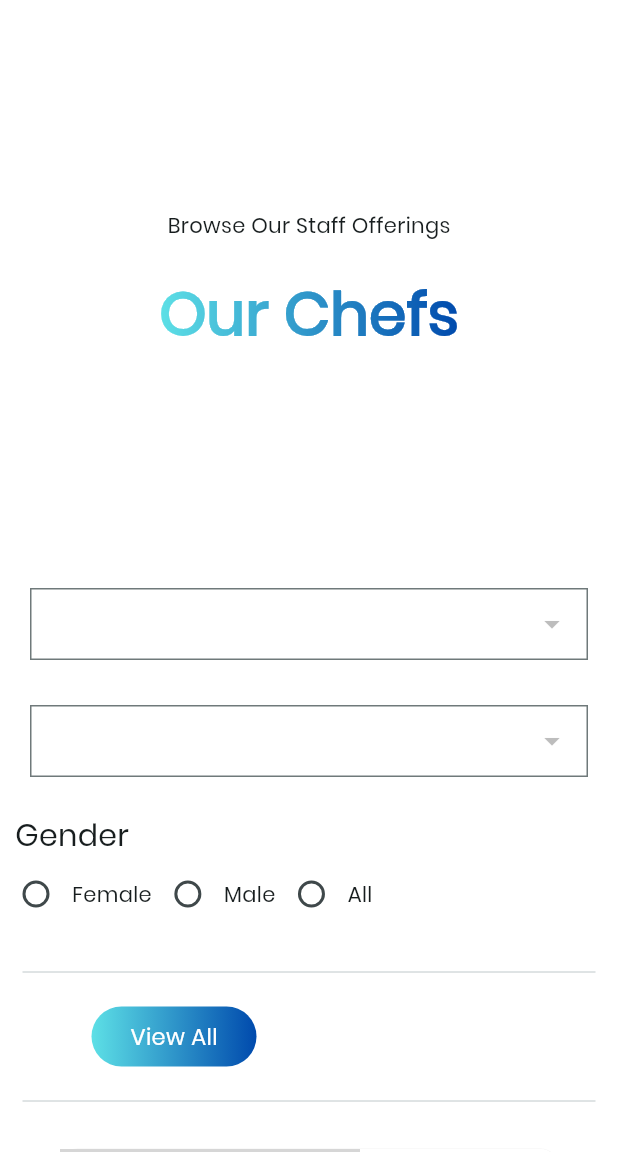
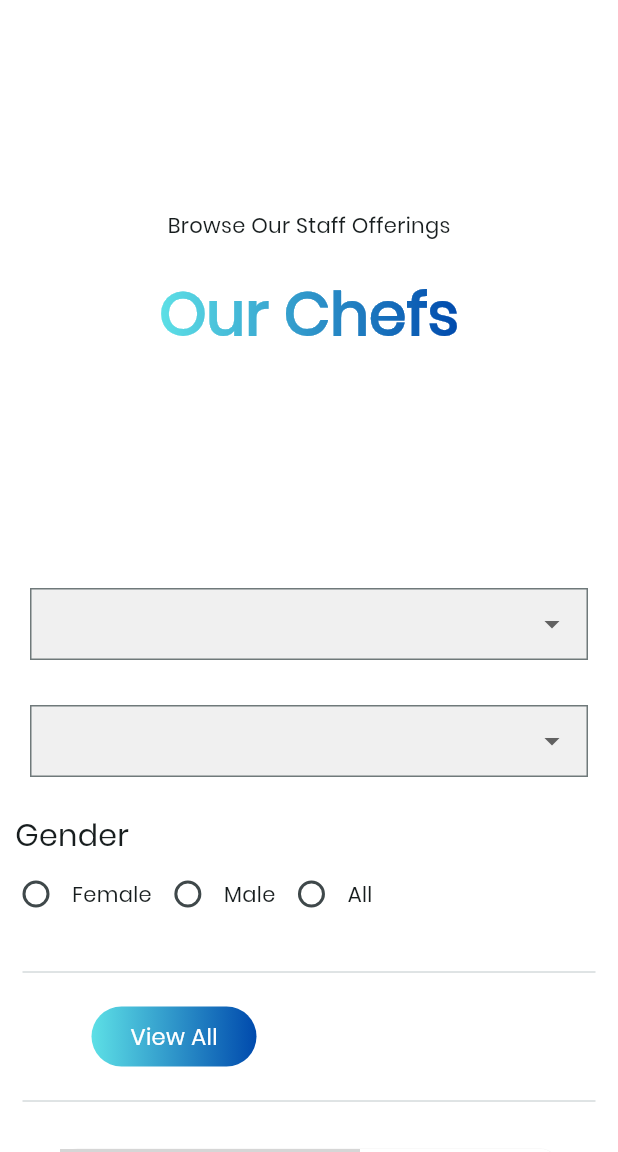
Before and after one commit to sachingupta2006/MyKitchenJobs, a Flutter app: the CategoryScreen screen opened directly, on a phone screen of 412 x 824 dp, the part 84-1236 px from its top. Run offline on Flutter 3.47's test engine with Material 3 defaults, Android fonts, the light colour scheme and no system bars; our stand-ins replace get; grey boxes are pictures that could not be loaded.

Commit message:
Dropdown button Implemented

```diff
--- a/lib/Utils/category_card.dart
+++ b/lib/Utils/category_card.dart
@@ -1,5 +1,8 @@
 import 'package:flutter/material.dart';
+import 'package:get/get.dart';
 import 'package:my_kitchen_jobs/Utils/app_colors.dart';
+import 'package:my_kitchen_jobs/Utils/gradient_text.dart';
+import 'package:my_kitchen_jobs/Utils/individual_category.dart';
 
 Widget categoryCard(String image, String text, String texts) {
   return SizedBox(
@@ -9,12 +12,17 @@ Widget categoryCard(String image, String text, String texts) {
       color: AppColors.white,
       child: Stack(
         children: [
-          Container(
-            height: 200,
-            width: 200,
-            decoration: BoxDecoration(
-              image:
-                  DecorationImage(image: AssetImage(image), fit: BoxFit.cover),
+          GestureDetector(
+            onTap: () {
+              Get.to(() => const IndividualCategory());
+            },
+            child: Container(
+              height: 200,
+              width: 200,
+              decoration: BoxDecoration(
+                image: DecorationImage(
+                    image: AssetImage(image), fit: BoxFit.cover),
+              ),
             ),
           ),
           Padding(
@@ -29,11 +37,10 @@ Widget categoryCard(String image, String text, String texts) {
           Padding(
             padding: const EdgeInsets.only(top: 250),
             child: Center(
-              child: Text(
-                texts,
-                style: const TextStyle(color: AppColors.primary),
-              ),
-            ),
+                child: GradientText(texts,
+                    gradient: const LinearGradient(
+                        colors: [AppColors.gsblue, AppColors.gdblue]),
+                    style: const TextStyle(fontSize: 15))),
           ),
         ],
       ),
--- a/lib/Utils/category_screen.dart
+++ b/lib/Utils/category_screen.dart
@@ -3,6 +3,7 @@ import 'package:my_kitchen_jobs/Utils/app_bar.dart';
 import 'package:my_kitchen_jobs/Utils/app_colors.dart';
 import 'package:my_kitchen_jobs/Utils/category_card.dart';
 import 'package:my_kitchen_jobs/Utils/custom_button.dart';
+import 'package:my_kitchen_jobs/Utils/drop_down.dart';
 import 'package:my_kitchen_jobs/Utils/gradient_text.dart';
 import 'package:my_kitchen_jobs/Utils/sizebox.dart';
 
@@ -25,37 +26,20 @@ class CategoryScreen extends StatelessWidget {
               ),
               const Text("Browse Our Staff Offerings"),
               sizedBox(),
-              GradientText(category,
-                  gradient: const LinearGradient(
-                      colors: [AppColors.gsblue, AppColors.gdblue]),
-                  style: const TextStyle(
-                      fontSize: 40, fontWeight: FontWeight.w600)),
+              GradientText(
+                category,
+                gradient: const LinearGradient(
+                  colors: [AppColors.gsblue, AppColors.gdblue],
+                ),
+                style:
+                    const TextStyle(fontSize: 40, fontWeight: FontWeight.w600),
+              ),
               const SizedBox(
                 height: 150,
               ),
-              Padding(
-                padding:
-                    const EdgeInsets.symmetric(vertical: 5, horizontal: 20),
-                child: DropdownButtonFormField(
-                    decoration: InputDecoration(
-                        contentPadding: const EdgeInsets.all(8),
-                        border: OutlineInputBorder(
-                            borderRadius: BorderRadius.circular(0))),
-                    items: const [],
-                    onChanged: (value) {}),
-              ),
+              dropDownButton(),
               sizedBox(),
-              Padding(
-                padding:
-                    const EdgeInsets.symmetric(vertical: 5, horizontal: 20),
-                child: DropdownButtonFormField(
-                    decoration: InputDecoration(
-                        contentPadding: const EdgeInsets.all(8),
-                        border: OutlineInputBorder(
-                            borderRadius: BorderRadius.circular(0))),
-                    items: const [],
-                    onChanged: (value) {}),
-              ),
+              dropDownButton(),
               sizedBox(),
               const Row(
                 children: [
--- /dev/null
+++ b/lib/Utils/drop_down.dart
@@ -0,0 +1,55 @@
+import 'package:flutter/material.dart';
+
+Widget dropDownButton() {
+  return Padding(
+    padding: const EdgeInsets.symmetric(vertical: 5, horizontal: 20),
+    child: Container(
+      color: const Color.fromARGB(39, 158, 158, 158),
+      child: DropdownButtonFormField(
+          decoration: InputDecoration(
+              contentPadding: const EdgeInsets.all(8),
+              border:
+                  OutlineInputBorder(borderRadius: BorderRadius.circular(0))),
+          items: <String>[
+            "State",
+            "Maharashtra",
+            "Uttar Pradesh",
+            "Madhya Pradesh",
+            "Punjab",
+            "Andhra Pradesh",
+            "Gujarat",
+            "Bihar",
+            "Jharkhand",
+            "Tamil Nadu",
+            "Rajasthan",
+            "Kerala",
+            "Karnataka",
+            "Delhi",
+            "Manipur",
+            "Meghalaya",
+            "Himachal Pradesh",
+            "Goa",
+            "Sikkim",
+            "Orissa",
+            "Nagaland",
+            "Tripura",
+            "Arunachal Pradesh",
+            "Haryana",
+            "Assam",
+            "Chhatisgarh",
+            "Jammu and Kashmir",
+          ]
+              .map<DropdownMenuItem<String>>(
+                (String value) => DropdownMenuItem<String>(
+                  value: value,
+                  child: Text(
+                    value,
+                    style: const TextStyle(color: Color.fromARGB(255, 0, 0, 0)),
+                  ),
+                ),
+              )
+              .toList(),
+          onChanged: (value) {}),
+    ),
+  );
+}
```
Also changed, not shown: lib/Utils/individual_category.dart (added, +11 -0 lines), lib/View/home_page.dart (+66 -5 lines).
